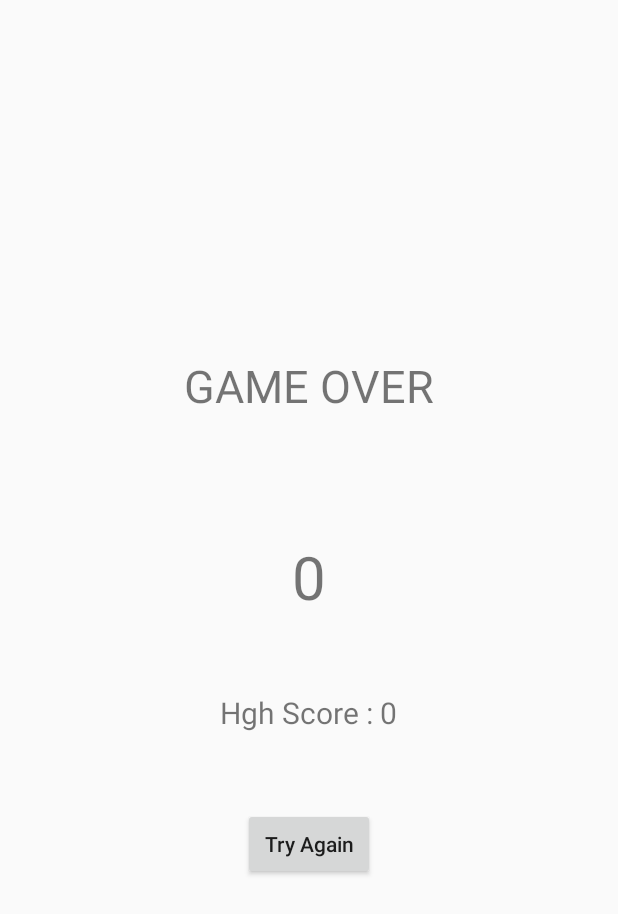
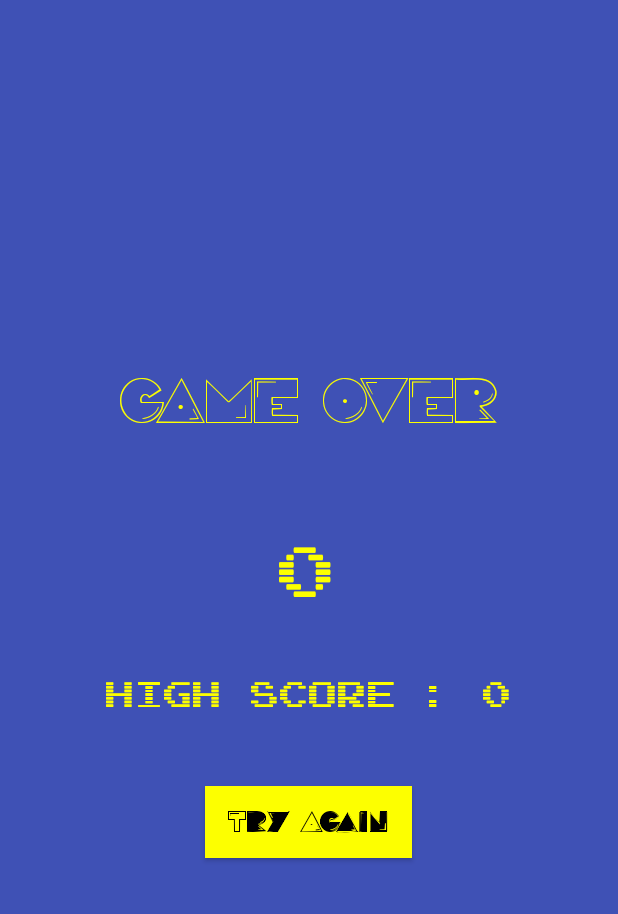
Before and after one commit to harishnandan/Pacman-lvl1, an Android app: the result screen opened directly, with no data from a screen before it, on a phone screen of 412 x 824 dp. Shown: the top 914 px of the screen. Run offline under Robolectric (Android 15) with nearby library versions, the phone set to English and light mode, and no system bars.

Commit message:
Add two fonts arcade.ttf and pac-font.ttf Make theme blue(#3F51B5) and yellow (#fdff00) Update scoreboard UI by modifying result.java and result.xml

```diff
--- a/app/src/main/java/com/harish/eat/result.java
+++ b/app/src/main/java/com/harish/eat/result.java
@@ -3,17 +3,35 @@ package com.harish.eat;
 import android.content.Context;
 import android.content.Intent;
 import android.content.SharedPreferences;
+import android.graphics.Typeface;
 import android.os.Bundle;
 import android.support.v7.app.AppCompatActivity;
 import android.view.View;
+import android.widget.Button;
 import android.widget.TextView;
 
 public class result extends AppCompatActivity {
+
 
     @Override
     protected void onCreate(Bundle savedInstanceState) {
         super.onCreate(savedInstanceState);
         setContentView(R.layout.activity_result);
+
+        Typeface pacmanTypeface = Typeface.createFromAsset(getAssets(), "fonts/pac-font.ttf");
+        Typeface arcadeTypeface = Typeface.createFromAsset(getAssets(), "fonts/arcade.ttf");
+
+        TextView gameOverTV = (TextView) findViewById(R.id.gameover);
+        gameOverTV.setTypeface(pacmanTypeface);
+
+        TextView scoreTV = (TextView) findViewById(R.id.scorelabel);
+        scoreTV.setTypeface(arcadeTypeface);
+
+        TextView highScoreTV = (TextView) findViewById(R.id.highScoreLabel);
+        highScoreTV.setTypeface(arcadeTypeface);
+
+        Button tryAgainButton = (Button) findViewById(R.id.tryAgain);
+        tryAgainButton.setTypeface(pacmanTypeface);
 
         TextView scorelabel=(TextView)findViewById(R.id.scorelabel);
         TextView highScoreLabel=(TextView)findViewById(R.id.highScoreLabel);
@@ -33,7 +51,7 @@ public class result extends AppCompatActivity {
         }
         else
         {
-            highScoreLabel.setText("Hgh Score : "+highScore);
+            highScoreLabel.setText("High Score : "+highScore);
         }
     }
 
--- a/app/src/main/res/layout/activity_result.xml
+++ b/app/src/main/res/layout/activity_result.xml
@@ -5,13 +5,16 @@
     android:layout_width="match_parent"
     android:layout_height="match_parent"
     tools:context="com.harish.eat.result"
+    android:background="#3F51B5"
     android:gravity="center"
     android:orientation="vertical">
 
     <TextView
+        android:id="@+id/gameover"
         android:layout_width="wrap_content"
         android:layout_height="wrap_content"
         android:text="GAME OVER"
+        android:textColor="#fdff00"
         android:textSize="30sp"/>
     <TextView
         android:id="@+id/scorelabel"
@@ -19,6 +22,7 @@
         android:layout_height="wrap_content"
         android:text="150"
         android:textSize="40sp"
+        android:textColor="#fdff00"
         android:layout_marginTop="80dp"/>
     <TextView
         android:id="@+id/highScoreLabel"
@@ -26,12 +30,18 @@
         android:layout_height="wrap_content"
         android:text="High Score: 0"
         android:textSize="20sp"
+        android:textColor="#fdff00"
         android:layout_marginTop="50dp"/>
     <Button
+        android:id="@+id/tryAgain"
         android:layout_width="wrap_content"
         android:layout_height="wrap_content"
         android:layout_marginTop="50dp"
         android:text="Try Again"
         android:textAllCaps="false"
+        android:textColor="#000000"
+        android:background="#fdff00"
+        android:paddingLeft="15dp"
+        android:paddingRight="15dp"
         android:onClick="tryAgain"/>
 </LinearLayout>
```
Also changed, not shown: app/src/main/assets/fonts/arcade.ttf (added), app/src/main/assets/fonts/pac-font.ttf (added).
